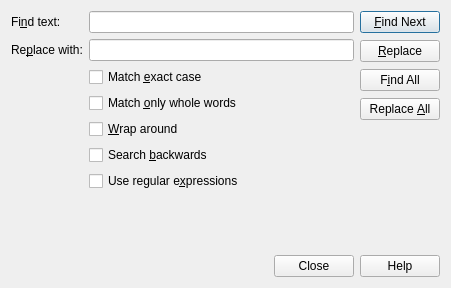
Above: src/FindReplaceDialog.ui from sqlitebrowser/sqlitebrowser before the change. Below: the same form after it.
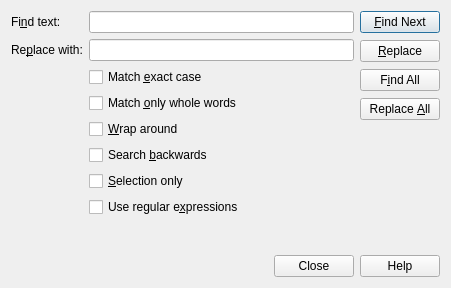
That is the form after the change.

Commit message:
Option to find&replace in selection #1618
New check box in the Find and Replace dialog for Scintilla editors. The
new option uses the feature in QScintilla for finding text in the
selection only.

The implementation has been changed to use findFirst(InSelection) and
findNext so it works exactly as designed by QScintilla. Consequently the
finding process has to be cancel whenever any of the parameters have
changed.

The edit to the form file:
```diff
--- a/src/FindReplaceDialog.ui
+++ b/src/FindReplaceDialog.ui
@@ -101,6 +101,16 @@
          </widget>
         </item>
         <item row="8" column="1">
+         <widget class="QCheckBox" name="selectionCheckBox">
+          <property name="whatsThis">
+           <string>&lt;html&gt;&lt;head/&gt;&lt;body&gt;&lt;p&gt;When checked, the pattern to find is searched only in the current selection.&lt;/p&gt;&lt;/body&gt;&lt;/html&gt;</string>
+          </property>
+          <property name="text">
+           <string>&amp;Selection only</string>
+          </property>
+         </widget>
+        </item>
+        <item row="9" column="1">
          <widget class="QCheckBox" name="regexpCheckBox">
           <property name="whatsThis">
            <string>&lt;html&gt;&lt;head/&gt;&lt;body&gt;&lt;p&gt;When checked, the pattern to find is interpreted as a UNIX regular expression. See &lt;a href=&quot;https://en.wikibooks.org/wiki/Regular_Expressions&quot;&gt;Regular Expression in Wikibooks&lt;/a&gt;.&lt;/p&gt;&lt;/body&gt;&lt;/html&gt;</string>
```
Left out of the diff: 1 changed line with no effect on the pictures. The commit also changes 2 other files.
